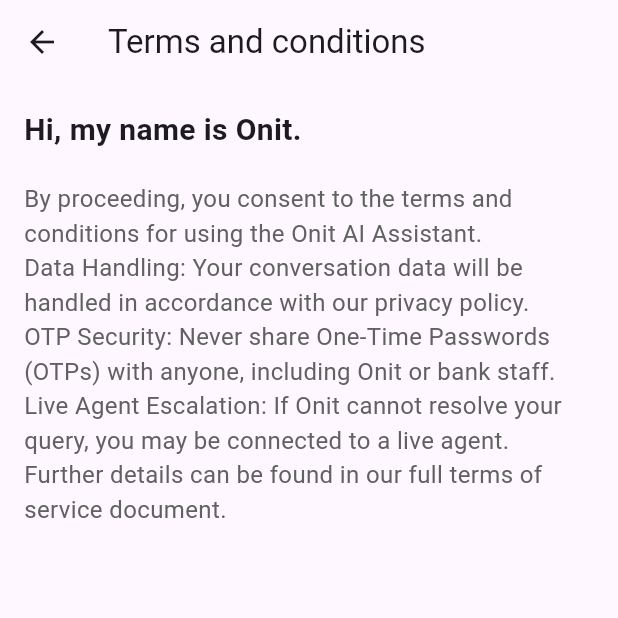
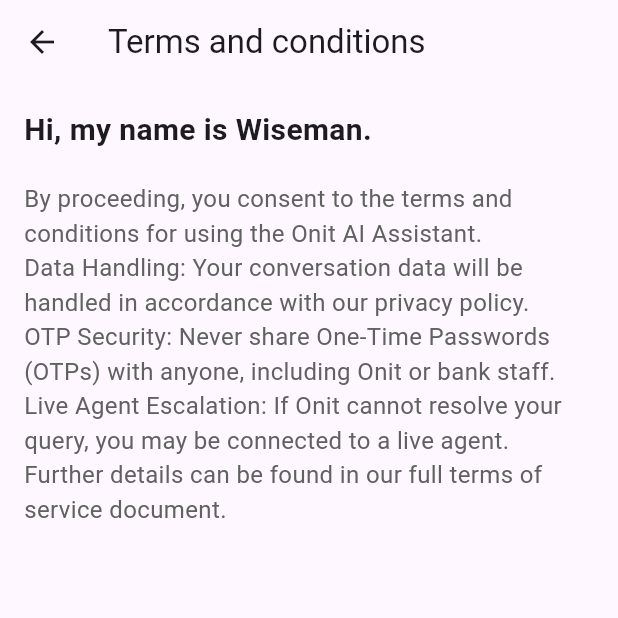
Before and after one commit to SifisoBlessingDuba/WiseBank-Frontend-, a Flutter app: the ChatBotScreen screen opened directly, on a phone screen of 412 x 824 dp, the top half of it. Run offline on Flutter 3.47's test engine with Material 3 defaults, Android fonts, the phone set to English and light mode, and no system bars; our stand-ins replace flutter_dash, shared_preferences; accounts and stored records are empty.

Commit message:
I added my files and made modifications to the dashboard page

```diff
--- a/lib/dashboard.dart
+++ b/lib/dashboard.dart
@@ -20,8 +20,8 @@
     const CardPage(), // Assuming this is a different CardPage, not CardsPage from cards.dart
     const TransactionPage(),
     const Profile(),
-    // Removed const CardsPage() as it might conflict with the CardPage() at index 1 or cause confusion.
-    // If you need two different card-related pages in the bottom nav, ensure their names and purposes are distinct.
+
+
   ];
 
   void _onItemTapped(int index) {
--- a/lib/messages/chat_bot.dart
+++ b/lib/messages/chat_bot.dart
@@ -13,9 +13,9 @@
 class _ChatBotScreenState extends State<ChatBotScreen> {
   _ChatStep _currentStep = _ChatStep.terms;
   final TextEditingController _chatMessageController = TextEditingController();
-  final List<String> _chatMessages = []; // To store chat messages
+  final List<String> _chatMessages = [];
 
-  // Placeholder for user name - replace with actual user data
+
   final String _userName = "User";
 
   void _progressToStep(_ChatStep nextStep) {
@@ -29,7 +29,7 @@
       setState(() {
         _chatMessages.add("User: ${_chatMessageController.text}");
         // Simulate a bot response
-        _chatMessages.add("Onit: You said '''${_chatMessageController.text}'''. How can I help further?");
+        _chatMessages.add("Wiseman: You said '''${_chatMessageController.text}'''. How can I help further?");
         _chatMessageController.clear();
       });
     }
@@ -63,7 +63,7 @@
           crossAxisAlignment: CrossAxisAlignment.start,
           children: <Widget>[
             const Text(
-              'Hi, my name is Onit.',
+              'Hi, my name is Wiseman.',
               style: TextStyle(fontSize: 20, fontWeight: FontWeight.bold),
             ),
             const SizedBox(height: 20),
@@ -75,7 +75,7 @@
 OTP Security: Never share One-Time Passwords (OTPs) with anyone, including Onit or bank staff.
 Live Agent Escalation: If Onit cannot resolve your query, you may be connected to a live agent.
 Further details can be found in our full terms of service document.
-                  ''', // Placeholder terms text
+                  ''',
                   style: TextStyle(fontSize: 16, color: Colors.grey[700]),
                 ),
               ),
@@ -95,8 +95,7 @@
                 // Navigate back to Inbox Hub
                 if (Navigator.canPop(context)) {
                   Navigator.pop(context);
-                  // Or navigate to a specific screen if this is not a modal flow
-                  // Navigator.pushReplacementNamed(context, '/inbox');
+
                 }
               },
             ),
@@ -139,7 +138,7 @@
             ),
             const SizedBox(height: 12),
             Text(
-              'Chat with our AI assistant Onit, or our dedicated team of bankers for selected queries.',
+              'Chat with our AI assistant Wiseman, or our dedicated team of bankers for selected queries.',
               textAlign: TextAlign.center,
               style: TextStyle(fontSize: 16, color: Colors.grey[700]),
             ),
@@ -209,7 +208,7 @@
                     borderRadius: BorderRadius.circular(15),
                   ),
                   child: Text(
-                    "Hi $_userName, I'm Onit, your online banking assistant.",
+                    "Hi $_userName, I'm Wiseman, your online banking assistant.",
                     style: const TextStyle(fontSize: 15),
                   ),
                 ),
@@ -219,31 +218,31 @@
                   context,
                   icon: Icons.credit_card,
                   title: 'Card Limits',
-                  onTap: () { /* TODO: Handle Card Limits tap */ setState(() { _chatMessages.add("Onit: How can I help with Card Limits?"); }); },
+                  onTap: () { /* TODO: Handle Card Limits tap */ setState(() { _chatMessages.add("Wiseman: How can I help with Card Limits?"); }); },
                 ),
                 _buildMenuOption(
                   context,
                   icon: Icons.autorenew,
                   title: 'Debit Order Reversal',
-                  onTap: () { /* TODO: Handle Debit Order Reversal tap */ setState(() { _chatMessages.add("Onit: Tell me about the debit order you want to reverse."); }); },
+                  onTap: () { /* TODO: Handle Debit Order Reversal tap */ setState(() { _chatMessages.add("Wiseman: Tell me about the debit order you want to reverse."); }); },
                 ),
                 _buildMenuOption(
                   context,
                   icon: Icons.pin,
                   title: 'Forgot PIN',
-                  onTap: () { /* TODO: Handle Forgot PIN tap */ setState(() { _chatMessages.add("Onit: I can help with PIN related queries."); }); },
+                  onTap: () { /* TODO: Handle Forgot PIN tap */ setState(() { _chatMessages.add("Wiseman: I can help with PIN related queries."); }); },
                 ),
                 _buildMenuOption(
                   context,
                   icon: Icons.report_problem,
                   title: 'Report Fraud',
-                  onTap: () { /* TODO: Handle Report Fraud tap */ setState(() { _chatMessages.add("Onit: Let's secure your account. What happened?"); }); },
+                  onTap: () { /* TODO: Handle Report Fraud tap */ setState(() { _chatMessages.add("Wiseman: Let's secure your account. What happened?"); }); },
                 ),
                 _buildMenuOption(
                   context,
                   icon: Icons.folder_open,
                   title: 'Documents',
-                  onTap: () { /* TODO: Handle Documents tap */ setState(() { _chatMessages.add("Onit: Which documents are you looking for?"); }); },
+                  onTap: () { /* TODO: Handle Documents tap */ setState(() { _chatMessages.add("Wiseman: Which documents are you looking for?"); }); },
                 ),
                 const SizedBox(height: 10),
                 Text(
```
Also changed, not shown: lib/messages/inbox_message_center.dart (+7 -7 lines), lib/messages/notification_settings.dart (+3 -4 lines), lib/send_money_screen.dart (+13 -13 lines).
